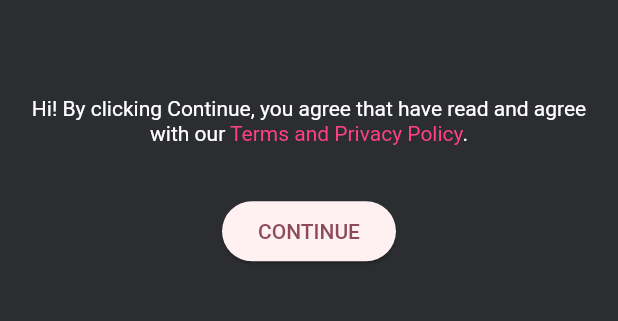
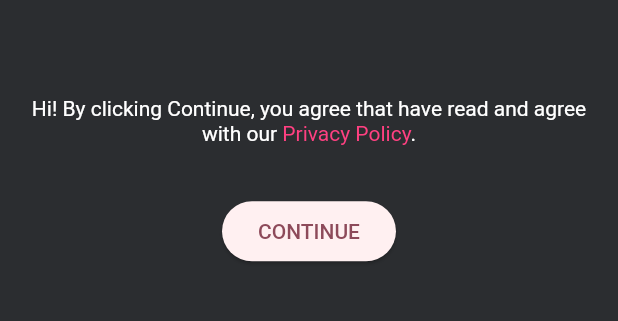
Before and after one commit to adrian-antoci/flutter8, a Flutter app: the screen it shows after launch, on a phone screen of 412 x 824 dp, the part 581-902 px from its top. Run offline on Flutter 3.47's test engine with Material 2 defaults, Android fonts, the phone set to English and light mode, and no system bars; our stand-ins replace cloud_firestore, confetti, copy_with_extension, either_dart, firebase_auth, firebase_core and 8 more; missing offline and left inert: firebase_app_check, queue, sa3_liquid, syntax_highlight; accounts and stored records are empty.

Commit message:
fix: privacy policy

```diff
--- a/lib/screens/welcome_screen.dart
+++ b/lib/screens/welcome_screen.dart
@@ -73,9 +73,9 @@ class _WelcomeScreenWidgetState extends State<WelcomeScreenWidget> {
         children: <TextSpan>[
           const TextSpan(text: 'Hi! By clicking Continue, you agree that have read and agree with our '),
           TextSpan(
-              text: 'Terms and Privacy Policy',
+              text: 'Privacy Policy',
               style: linkStyle,
-              recognizer: TapGestureRecognizer()..onTap = () => launchUrlString(dotenv.env['POLICY_URL']!)),
+              recognizer: TapGestureRecognizer()..onTap = () => launchUrlString(dotenv.env['PRIVACY_POLICY_URL']!)),
           const TextSpan(text: '.'),
         ],
       ),
```
